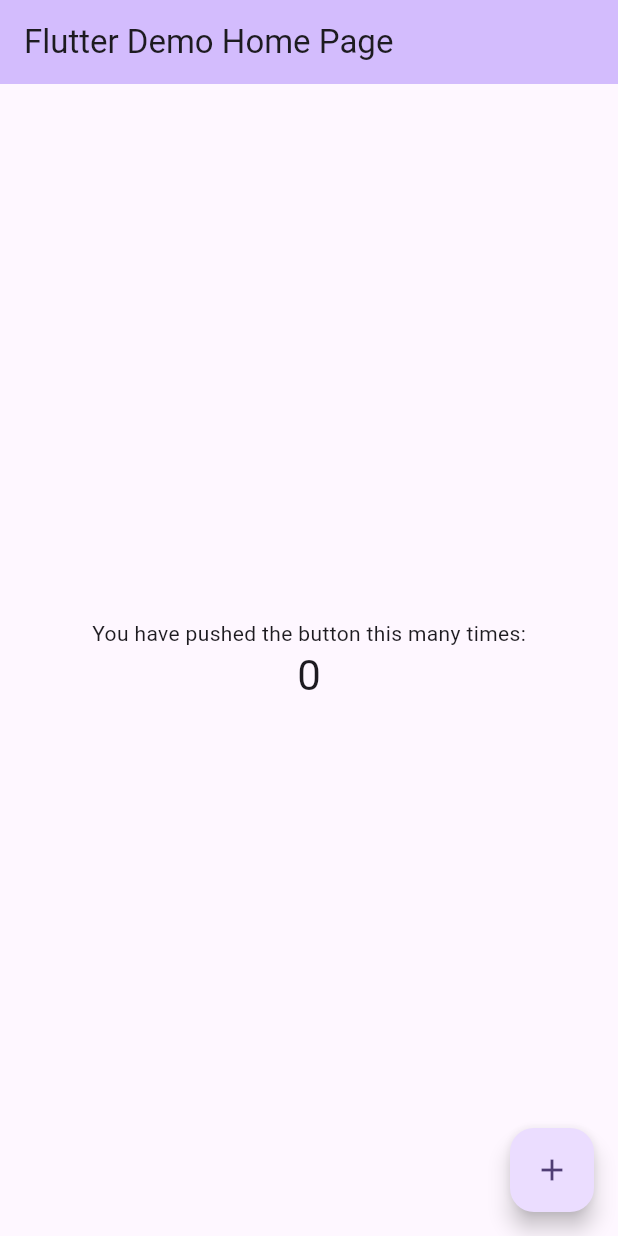
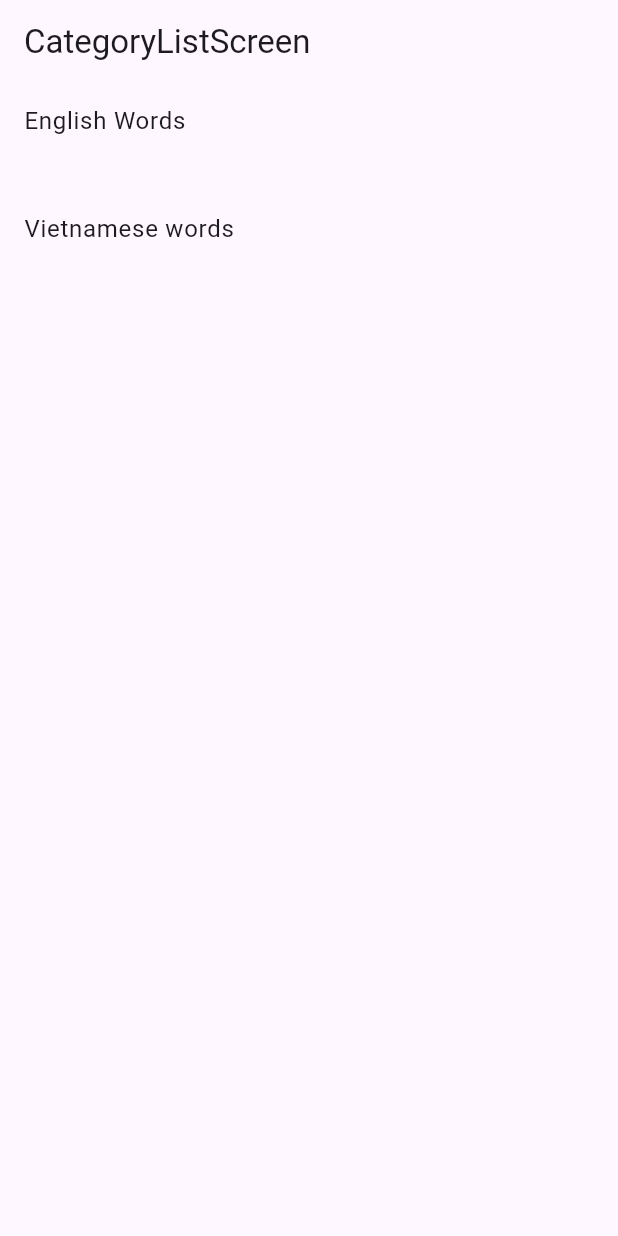
Before and after one commit to vipullal-github/toefl-trainer-flutter, a Flutter app: the screen it shows after launch, on a phone screen of 412 x 824 dp. Run offline on Flutter 3.47's test engine with Material 2 defaults, Android fonts, the phone set to English and light mode, and no system bars.

Commit message:
Added category screen

```diff
--- a/lib/app_data_provider.dart
+++ b/lib/app_data_provider.dart
@@ -1,8 +1,12 @@
-
-
 import 'package:flutter/material.dart';
 
-class AppDataProvider with ChangeNotifier
-{
+import 'word_category.dart';
 
+class AppDataProvider with ChangeNotifier {
+  final List<WordCategory> _categories = [
+    WordCategory(id: 1, categoryName: "English Words"),
+    WordCategory(id: 2, categoryName: "Vietnamese words")
+  ];
+
+  List<WordCategory> get categories => _categories;
 }
--- /dev/null
+++ b/lib/category_list_screen.dart
@@ -0,0 +1,32 @@
+import 'package:flutter/material.dart';
+import 'package:provider/provider.dart';
+import 'package:wordlist/app_data_provider.dart';
+import 'package:wordlist/word_category.dart';
+
+class CategoryListScreen extends StatelessWidget {
+  const CategoryListScreen({super.key});
+
+  List<Widget> mapCategories(BuildContext context, List<WordCategory> items) {
+    return items.map(
+      (e) {
+        return ListTile(
+          title: Text(e.categoryName),
+          subtitle: Text(e.description),
+        );
+      },
+    ).toList();
+  }
+
+  @override
+  Widget build(BuildContext context) {
+    final appDataProvider = context.read<AppDataProvider>();
+    final List<WordCategory> categories = appDataProvider.categories;
+    return Scaffold(
+        appBar: AppBar(
+          title: const Text("CategoryListScreen"),
+        ),
+        body: ListView(
+          children: mapCategories(context, categories),
+        ));
+  }
+}
--- a/lib/main.dart
+++ b/lib/main.dart
@@ -1,8 +1,15 @@
 import 'package:flutter/material.dart';
+import 'package:provider/provider.dart';
+import 'package:wordlist/app_data_provider.dart';
+import 'package:wordlist/category_list_screen.dart';
 
 void main() {
   runApp(
-    const MyApp());
+    ChangeNotifierProvider<AppDataProvider>(
+      create: (_) => AppDataProvider(),
+      builder: (context, child) => const MyApp(),
+    ),
+  );
 }
 
 class MyApp extends StatelessWidget {
@@ -17,7 +24,8 @@ class MyApp extends StatelessWidget {
           colorScheme: ColorScheme.fromSeed(seedColor: Colors.deepPurple),
           useMaterial3: true,
         ),
-      home: const MyHomePage(title: 'Flutter Demo Home Page'),
+        home:
+            const CategoryListScreen() //const MyHomePage(title: 'Flutter Demo Home Page'),
         );
   }
 }
--- /dev/null
+++ b/lib/word_category.dart
@@ -0,0 +1,8 @@
+class WordCategory {
+  int id;
+  String categoryName;
+  String description;
+
+  WordCategory(
+      {required this.id, required this.categoryName, this.description = ""});
+}
```
Also changed, not shown: lib/learn_word.dart (added, +12 -0 lines), lib/category_list.dart (deleted). Lines whose indentation alone changed are shown as unchanged.
